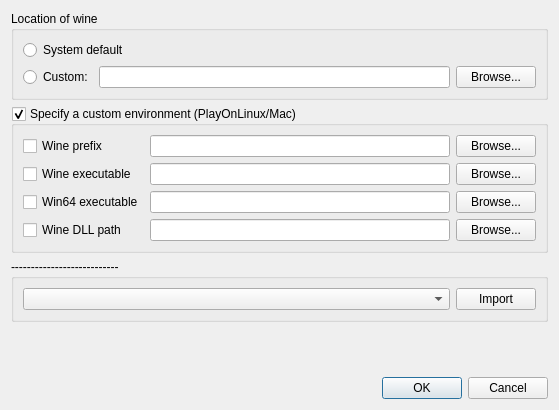
WohlSoft/Moondust-Project, file Editor/testing/wine/wine_setup.ui: the form before one commit.
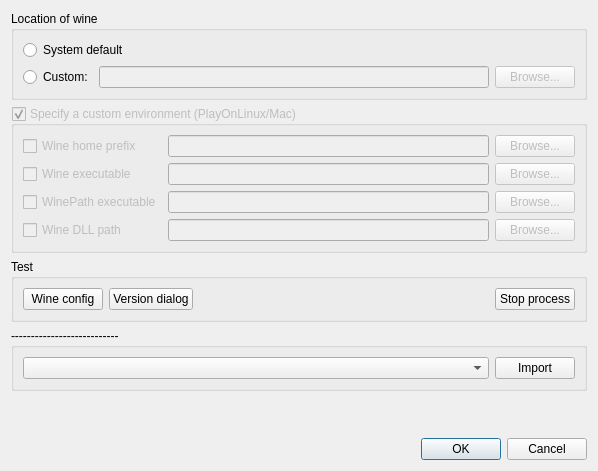
The form after the commit.

Commit message: Editor: Continue work on a WineSetup

Diff of the .ui file:
```diff
--- a/Editor/testing/wine/wine_setup.ui
+++ b/Editor/testing/wine/wine_setup.ui
@@ -6,79 +6,29 @@
    <rect>
     <x>0</x>
     <y>0</y>
-    <width>559</width>
-    <height>410</height>
+    <width>598</width>
+    <height>471</height>
    </rect>
   </property>
   <property name="windowTitle">
-   <string>Dialog</string>
+   <string>Wine configuration</string>
   </property>
   <layout class="QGridLayout" name="gridLayout_2">
-   <item row="0" column="0">
-    <widget class="QGroupBox" name="wineLocationGroup">
-     <property name="title">
-      <string>Location of wine</string>
-     </property>
-     <layout class="QGridLayout" name="gridLayout" columnstretch="0,10000,0">
-      <property name="sizeConstraint">
-       <enum>QLayout::SetMinimumSize</enum>
-      </property>
-      <item row="1" column="1">
-       <widget class="QLineEdit" name="wineRootPath"/>
-      </item>
-      <item row="0" column="0" colspan="2">
-       <widget class="QRadioButton" name="pathDefault">
-        <property name="text">
-         <string>System default</string>
-        </property>
-       </widget>
-      </item>
-      <item row="1" column="0">
-       <widget class="QRadioButton" name="pathCustom">
-        <property name="text">
-         <string>Custom:</string>
-        </property>
-       </widget>
-      </item>
-      <item row="1" column="2">
-       <widget class="QPushButton" name="wineRootPathBrowse">
-        <property name="text">
-         <string>Browse...</string>
-        </property>
-       </widget>
-      </item>
-     </layout>
-    </widget>
-   </item>
    <item row="1" column="0">
     <widget class="QGroupBox" name="wineCustomEnvGroup">
+     <property name="enabled">
+      <bool>false</bool>
+     </property>
      <property name="title">
       <string>Specify a custom environment (PlayOnLinux/Mac)</string>
      </property>
      <property name="checkable">
       <bool>true</bool>
      </property>
-     <layout class="QGridLayout" name="gridLayout_4" columnstretch="0,1000,0" columnminimumwidth="0,300,0">
+     <layout class="QGridLayout" name="gridLayout_4" columnstretch="0,0,0" columnminimumwidth="0,320,0">
       <property name="sizeConstraint">
        <enum>QLayout::SetMinimumSize</enum>
       </property>
-      <item row="0" column="0">
-       <widget class="QCheckBox" name="winePrefix">
-        <property name="text">
-         <string>Wine prefix</string>
-        </property>
-       </widget>
-      </item>
-      <item row="0" column="1">
-       <widget class="QLineEdit" name="winePrefixPath"/>
-      </item>
-      <item row="0" column="2">
-       <widget class="QPushButton" name="winePrefixBrowse">
-        <property name="text">
-         <string>Browse...</string>
-        </property>
-       </widget>
-      </item>
       <item row="1" column="0">
        <widget class="QCheckBox" name="wineExec">
         <property name="text">
@@ -86,30 +36,64 @@
         </property>
        </widget>
       </item>
+      <item row="0" column="1">
+       <widget class="QLineEdit" name="winePrefixPath">
+        <property name="enabled">
+         <bool>false</bool>
+        </property>
+       </widget>
+      </item>
+      <item row="0" column="2">
+       <widget class="QPushButton" name="winePrefixBrowse">
+        <property name="enabled">
+         <bool>false</bool>
+        </property>
+        <property name="text">
+         <string>Browse...</string>
+        </property>
+       </widget>
+      </item>
       <item row="1" column="1">
-       <widget class="QLineEdit" name="wineExecPath"/>
+       <widget class="QLineEdit" name="wineExecPath">
+        <property name="enabled">
+         <bool>false</bool>
+        </property>
+       </widget>
       </item>
       <item row="1" column="2">
        <widget class="QPushButton" name="wineExecBrowse">
+        <property name="enabled">
+         <bool>false</bool>
+        </property>
         <property name="text">
          <string>Browse...</string>
         </property>
        </widget>
       </item>
-      <item row="2" column="0">
-       <widget class="QCheckBox" name="win64Exec">
+      <item row="3" column="2">
+       <widget class="QPushButton" name="wineDllBrowse">
+        <property name="enabled">
+         <bool>false</bool>
+        </property>
         <property name="text">
-         <string>Win64 executable</string>
+         <string>Browse...</string>
         </property>
        </widget>
       </item>
-      <item row="2" column="1">
-       <widget class="QLineEdit" name="wine64ExecPath"/>
+      <item row="3" column="1">
+       <widget class="QLineEdit" name="wineDllPath">
+        <property name="enabled">
+         <bool>false</bool>
+        </property>
+       </widget>
       </item>
-      <item row="2" column="2">
-       <widget class="QPushButton" name="wine64ExecBrowse">
+      <item row="0" column="0">
+       <widget class="QCheckBox" name="winePrefix">
+        <property name="toolTip">
+         <string>&lt;html&gt;&lt;head/&gt;&lt;body&gt;&lt;p&gt;A user-local Wine prefix which contains settings, C-Drive root directory, and some other things.&lt;/p&gt;&lt;/body&gt;&lt;/html&gt;</string>
+        </property>
         <property name="text">
-         <string>Browse...</string>
+         <string>Wine home prefix</string>
         </property>
        </widget>
       </item>
@@ -120,11 +104,25 @@
         </property>
        </widget>
       </item>
-      <item row="3" column="1">
-       <widget class="QLineEdit" name="wineDllPath"/>
+      <item row="2" column="0">
+       <widget class="QCheckBox" name="winePathExec">
+        <property name="text">
+         <string>WinePath executable</string>
+        </property>
+       </widget>
       </item>
-      <item row="3" column="2">
-       <widget class="QPushButton" name="wineDllBrowse">
+      <item row="2" column="1">
+       <widget class="QLineEdit" name="winePathExecPath">
+        <property name="enabled">
+         <bool>false</bool>
+        </property>
+       </widget>
+      </item>
+      <item row="2" column="2">
+       <widget class="QPushButton" name="winePathExecBrowse">
+        <property name="enabled">
+         <bool>false</bool>
+        </property>
         <property name="text">
          <string>Browse...</string>
         </property>
@@ -133,7 +131,66 @@
      </layout>
     </widget>
    </item>
-   <item row="2" column="0">
+   <item row="5" column="0">
+    <widget class="QDialogButtonBox" name="buttonBox">
+     <property name="orientation">
+      <enum>Qt::Horizontal</enum>
+     </property>
+     <property name="standardButtons">
+      <set>QDialogButtonBox::Cancel|QDialogButtonBox::Ok</set>
+     </property>
+    </widget>
+   </item>
+   <item row="0" column="0">
+    <widget class="QGroupBox" name="wineLocationGroup">
+     <property name="title">
+      <string>Location of wine</string>
+     </property>
+     <layout class="QGridLayout" name="gridLayout" columnstretch="0,10000,0">
+      <property name="sizeConstraint">
+       <enum>QLayout::SetMinimumSize</enum>
+      </property>
+      <item row="1" column="1">
+       <widget class="QLineEdit" name="wineRootPath">
+        <property name="enabled">
+         <bool>false</bool>
+        </property>
+       </widget>
+      </item>
+      <item row="0" column="0" colspan="2">
+       <widget class="QRadioButton" name="pathDefault">
+        <property name="toolTip">
+         <string>&lt;html&gt;&lt;head/&gt;&lt;body&gt;&lt;p&gt;Use a system-wide installed Wine from a PATH envrinoment.&lt;/p&gt;&lt;/body&gt;&lt;/html&gt;</string>
+        </property>
+        <property name="text">
+         <string>System default</string>
+        </property>
+       </widget>
+      </item>
+      <item row="1" column="0">
+       <widget class="QRadioButton" name="pathCustom">
+        <property name="toolTip">
+         <string>&lt;html&gt;&lt;head/&gt;&lt;body&gt;&lt;p&gt;Specify a custom Wine install prefix (a directory which contains &amp;quot;bin&amp;quot;, &amp;quot;lib&amp;quot;, and &amp;quot;share&amp;quot; directories with a working Wine toolchain).&lt;/p&gt;&lt;/body&gt;&lt;/html&gt;</string>
+        </property>
+        <property name="text">
+         <string>Custom:</string>
+        </property>
+       </widget>
+      </item>
+      <item row="1" column="2">
+       <widget class="QPushButton" name="wineRootPathBrowse">
+        <property name="enabled">
+         <bool>false</bool>
+        </property>
+        <property name="text">
+         <string>Browse...</string>
+        </property>
+       </widget>
+      </item>
+     </layout>
+    </widget>
+   </item>
+   <item row="3" column="0">
     <widget class="QGroupBox" name="importFromPlay">
      <property name="title">
       <string notr="true">---------------------------</string>
@@ -155,7 +212,7 @@
      </layout>
     </widget>
    </item>
-   <item row="3" column="0">
+   <item row="4" column="0">
     <spacer name="verticalSpacer">
      <property name="orientation">
       <enum>Qt::Vertical</enum>
@@ -168,14 +225,50 @@
      </property>
     </spacer>
    </item>
-   <item row="4" column="0">
-    <widget class="QDialogButtonBox" name="buttonBox">
-     <property name="orientation">
-      <enum>Qt::Horizontal</enum>
+   <item row="2" column="0">
+    <widget class="QGroupBox" name="groupBox">
+     <property name="title">
+      <string>Test</string>
      </property>
-     <property name="standardButtons">
-      <set>QDialogButtonBox::Cancel|QDialogButtonBox::Ok</set>
-     </property>
+     <layout class="QGridLayout" name="gridLayout_5">
+      <property name="sizeConstraint">
+       <enum>QLayout::SetMinimumSize</enum>
+      </property>
+      <item row="0" column="2">
+       <spacer name="horizontalSpacer">
+        <property name="orientation">
+         <enum>Qt::Horizontal</enum>
+        </property>
+        <property name="sizeHint" stdset="0">
+         <size>
+          <width>40</width>
+          <height>20</height>
+         </size>
+        </property>
+       </spacer>
+      </item>
+      <item row="0" column="1">
+       <widget class="QPushButton" name="runWineCmd">
+        <property name="text">
+         <string>Version dialog</string>
+        </property>
+       </widget>
+      </item>
+      <item row="0" column="0">
+       <widget class="QPushButton" name="runWineCfg">
+        <property name="text">
+         <string>Wine config</string>
+        </property>
+       </widget>
+      </item>
+      <item row="0" column="3">
+       <widget class="QPushButton" name="wineStopProc">
+        <property name="text">
+         <string>Stop process</string>
+        </property>
+       </widget>
+      </item>
+     </layout>
     </widget>
    </item>
   </layout>
```
Left out of the diff: 168 changed lines with no effect on the pictures. The commit also changes 2 other files.
